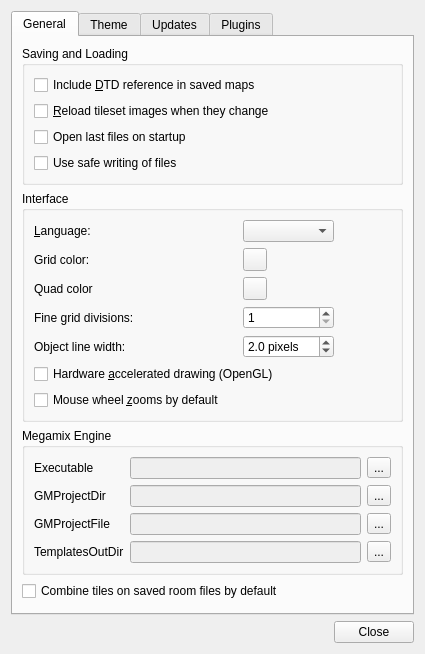
Above: src/tiled/preferencesdialog.ui from MightyPrinny/TiledGMS14ME before the change. Below: the same form after it.
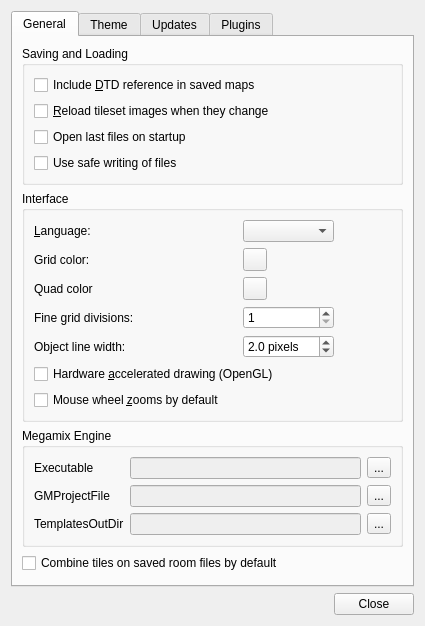
That is the form after the change. Custom widgets are drawn as their Qt base class.

Commit message: Removed project dir preference

```diff
--- a/src/tiled/preferencesdialog.ui
+++ b/src/tiled/preferencesdialog.ui
@@ -198,10 +198,31 @@
           <string>Megamix Engine</string>
          </property>
          <layout class="QGridLayout" name="gridLayout_5">
-          <item row="0" column="0">
-           <widget class="QLabel" name="exeLabel">
+          <item row="1" column="1">
+           <widget class="QLineEdit" name="gmProjectFile">
+            <property name="enabled">
+             <bool>false</bool>
+            </property>
+           </widget>
+          </item>
+          <item row="1" column="0">
+           <widget class="QLabel" name="gmProjectFilePathLabel">
             <property name="text">
-             <string>Executable</string>
+             <string>GMProjectFile</string>
+            </property>
+           </widget>
+          </item>
+          <item row="2" column="0">
+           <widget class="QLabel" name="genTemplatesOutDirLabel">
+            <property name="text">
+             <string>TemplatesOutDir</string>
+            </property>
+           </widget>
+          </item>
+          <item row="2" column="2">
+           <widget class="QToolButton" name="genTemplatesOutDirBrowse">
+            <property name="text">
+             <string>...</string>
             </property>
            </widget>
           </item>
@@ -219,69 +240,27 @@
             </property>
            </widget>
           </item>
-          <item row="1" column="0">
-           <widget class="QLabel" name="gmProjectPathLabel">
+          <item row="0" column="0">
+           <widget class="QLabel" name="exeLabel">
             <property name="text">
-             <string>GMProjectDir</string>
-            </property>
-           </widget>
-          </item>
-          <item row="1" column="1">
-           <widget class="QLineEdit" name="gmProjectDir">
-            <property name="enabled">
-             <bool>false</bool>
+             <string>Executable</string>
             </property>
            </widget>
           </item>
           <item row="1" column="2">
-           <widget class="QToolButton" name="gmProjectBrowse">
-            <property name="text">
-             <string>...</string>
-            </property>
-           </widget>
-          </item>
-          <item row="2" column="0">
-           <widget class="QLabel" name="gmProjectPathLabel">
-            <property name="text">
-             <string>GMProjectFile</string>
-            </property>
-           </widget>
-          </item>
-          <item row="2" column="1">
-           <widget class="QLineEdit" name="gmProjectFile">
-            <property name="enabled">
-             <bool>false</bool>
-            </property>
-           </widget>
-          </item>
-          <item row="2" column="2">
            <widget class="QToolButton" name="gmProjectFileBrowse">
             <property name="text">
              <string>...</string>
             </property>
            </widget>
           </item>
-          <item row="3" column="0">
-           <widget class="QLabel" name="genTemplatesOutDirLabel">
-            <property name="text">
-             <string>TemplatesOutDir</string>
-            </property>
-           </widget>
-          </item>
-          <item row="3" column="1">
+          <item row="2" column="1">
            <widget class="QLineEdit" name="genTemplatesOutDir">
             <property name="enabled">
              <bool>false</bool>
             </property>
            </widget>
           </item>
-          <item row="3" column="2">
-           <widget class="QToolButton" name="genTemplatesOutDirBrowse">
-            <property name="text">
-             <string>...</string>
-            </property>
-           </widget>
-          </item>
          </layout>
         </widget>
        </item>
```
The commit also changes 4 other files.
